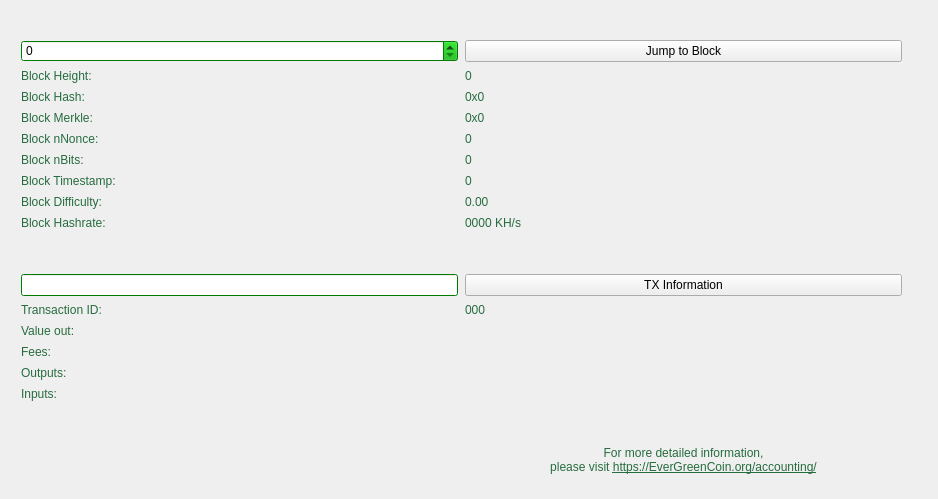
Above: src/qt/forms/blockbrowser.ui from EverGreenCoinDev/EverGreenCoin before the change. Below: the same form after it.
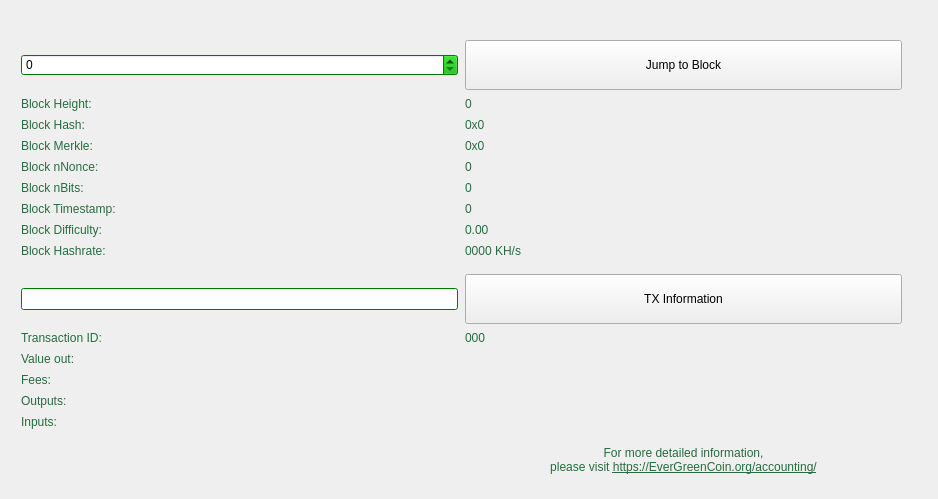
That is the form after the change.

Commit message:
Fix sizing issue
Give buttons a minimum height

```diff
--- a/src/qt/forms/blockbrowser.ui
+++ b/src/qt/forms/blockbrowser.ui
@@ -85,7 +85,7 @@
        <string>QLabel { color: #266C3F; }
 </string>
       </property>
-      <layout class="QGridLayout" name="gridLayout_3" rowstretch="0,0,0,0,0,0,0,0,0,0,0,0,0,0,0,0,0,0,0,0" columnstretch="0,0">
+      <layout class="QGridLayout" name="gridLayout_3" rowstretch="0,0,0,0,0,0,0,0,0,0,0,0,0,0,0,0,0,0,0" columnstretch="0,0">
        <property name="sizeConstraint">
         <enum>QLayout::SetMaximumSize</enum>
        </property>
@@ -949,7 +949,7 @@
          <property name="minimumSize">
           <size>
            <width>300</width>
-           <height>0</height>
+           <height>50</height>
           </size>
          </property>
          <property name="maximumSize">
@@ -1543,6 +1543,12 @@
        </item>
        <item row="12" column="1">
         <widget class="QPushButton" name="txButton">
+         <property name="minimumSize">
+          <size>
+           <width>0</width>
+           <height>50</height>
+          </size>
+         </property>
          <property name="font">
           <font>
            <pointsize>9</pointsize>
```
